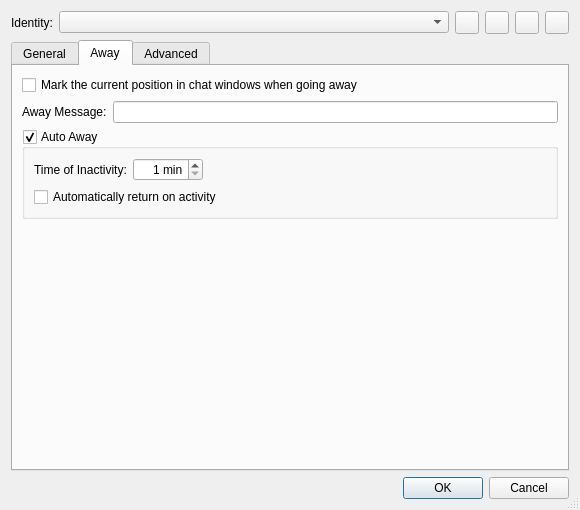
The window that Network/IRC/IrcIdentitiesEditDialog.ui (testmana2/test) describes before a commit, drawn with Qt 5.
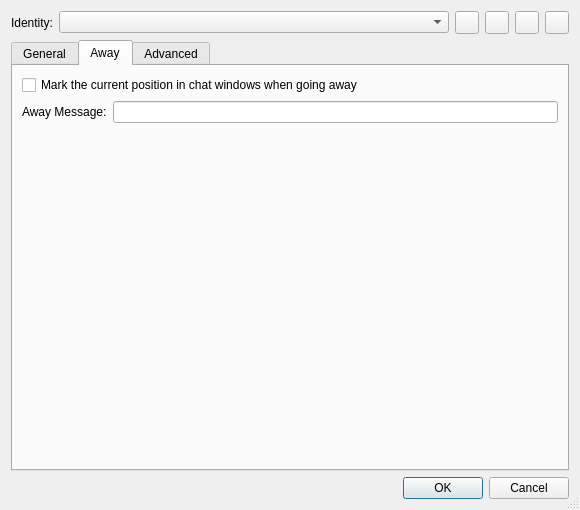
The same window after the commit. The open tabs and pages were chosen to show the change.

Commit message: Removed the "Auto Away" stuff because there is no universal way to check the computer for user inactivity. Added code to mark the current position, if the user set his status to AWAY.

The edit to the form file:
```diff
--- a/Network/IRC/IrcIdentitiesEditDialog.ui
+++ b/Network/IRC/IrcIdentitiesEditDialog.ui
@@ -237,71 +237,7 @@
          </property>
         </widget>
        </item>
-       <item row="2" column="0" colspan="2">
-        <widget class="QGroupBox" name="autoAwayGroup">
-         <property name="toolTip">
-          <string>Select to send an AWAY message when inactive</string>
-         </property>
-         <property name="title">
-          <string>Auto Away</string>
-         </property>
-         <property name="checkable">
-          <bool>true</bool>
-         </property>
-         <layout class="QGridLayout" name="gridLayout_4">
-          <item row="0" column="0">
-           <widget class="QLabel" name="label_9">
-            <property name="text">
-             <string>Time of Inactivity:</string>
-            </property>
-           </widget>
-          </item>
-          <item row="0" column="1">
-           <widget class="QSpinBox" name="inactivitySpinBox">
-            <property name="toolTip">
-             <string>Enter the time of inactivity to send the automatic AWAY message</string>
-            </property>
-            <property name="alignment">
-             <set>Qt::AlignRight|Qt::AlignTrailing|Qt::AlignVCenter</set>
-            </property>
-            <property name="suffix">
-             <string> min</string>
-            </property>
-            <property name="minimum">
-             <number>1</number>
-            </property>
-            <property name="maximum">
-             <number>120</number>
-            </property>
-           </widget>
-          </item>
-          <item row="0" column="2">
-           <spacer name="horizontalSpacer">
-            <property name="orientation">
-             <enum>Qt::Horizontal</enum>
-            </property>
-            <property name="sizeHint" stdset="0">
-             <size>
-              <width>321</width>
-              <height>20</height>
-             </size>
-            </property>
-           </spacer>
-          </item>
-          <item row="1" column="0" colspan="3">
-           <widget class="QCheckBox" name="autoReturnCheckBox">
-            <property name="toolTip">
-             <string>Select to return automatically when activity is detected</string>
-            </property>
-            <property name="text">
-             <string>Automatically return on activity</string>
-            </property>
-           </widget>
-          </item>
-         </layout>
-        </widget>
-       </item>
-       <item row="3" column="1">
+       <item row="2" column="1">
         <spacer name="verticalSpacer_3">
          <property name="orientation">
           <enum>Qt::Vertical</enum>
```
Left out of the diff: 3 changed lines with no effect on the pictures. The commit also changes 5 other files.
